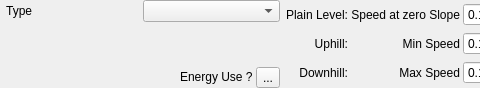
This is src/qmapshack/gis/trk/filter/IFilterSpeedCycle.ui in Maproom/qmapshack as Qt 5 draws it before an edit; both pictures show x 0 to 480 and y 0 to 88 of the 697 by 88 pixel window. The edited form follows.
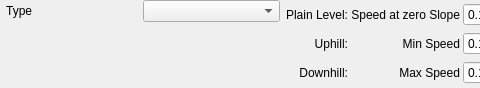
This is the edited form. Icons and pictures are not drawn.

Commit message: A next prototye based on an extra Filter.

```diff
--- a/src/qmapshack/gis/trk/filter/IFilterSpeedCycle.ui
+++ b/src/qmapshack/gis/trk/filter/IFilterSpeedCycle.ui
@@ -81,56 +81,6 @@
          </property>
         </spacer>
        </item>
-       <item>
-        <layout class="QHBoxLayout" name="horizontalLayout">
-         <item>
-          <spacer name="horizontalSpacer">
-           <property name="orientation">
-            <enum>Qt::Horizontal</enum>
-           </property>
-           <property name="sizeHint" stdset="0">
-            <size>
-             <width>40</width>
-             <height>20</height>
-            </size>
-           </property>
-          </spacer>
-         </item>
-         <item>
-          <widget class="QLabel" name="labelEnergy">
-           <property name="toolTip">
-            <string>&lt;html&gt;&lt;head/&gt;&lt;body&gt;&lt;p&gt;Der Energieverbrauch in Kilokalorien für die Durchführung des Tracks abhängig von der Geschwindigkeit, Steigung und den Energieparametern.&lt;/p&gt;&lt;p&gt;The energy use (consumption) in kilocalories for the performance of the track depending on the speed, slope and energy parameters.&lt;/p&gt;&lt;/body&gt;&lt;/html&gt;</string>
-           </property>
-           <property name="text">
-            <string>&lt;html&gt;&lt;head/&gt;&lt;body&gt;&lt;p&gt;Energy Use ?&lt;/p&gt;&lt;/body&gt;&lt;/html&gt;</string>
-           </property>
-          </widget>
-         </item>
-         <item>
-          <widget class="QToolButton" name="toolApplyEnergy">
-           <property name="toolTip">
-            <string>&lt;html&gt;&lt;head/&gt;&lt;body&gt;&lt;p&gt;Änderung der Parameter für die Berechnung des Energieverbrauchs bei den benutzerspezifischen Profiltypen.&lt;/p&gt;&lt;p&gt;Changing the parameters for calculating the energy use (consumption) for the custom profile types.&lt;/p&gt;&lt;/body&gt;&lt;/html&gt;</string>
-           </property>
-           <property name="text">
-            <string>...</string>
-           </property>
-           <property name="icon">
-            <iconset resource="../../../resources.qrc">
-             <normaloff>:/icons/32x32/Apply.png</normaloff>:/icons/32x32/Apply.png</iconset>
-           </property>
-           <property name="iconSize">
-            <size>
-             <width>16</width>
-             <height>16</height>
-            </size>
-           </property>
-           <property name="shortcut">
-            <string>Ctrl+Tab</string>
-           </property>
-          </widget>
-         </item>
-        </layout>
-       </item>
       </layout>
      </item>
      <item>
```
Left out of the diff: 4 changed lines with no effect on the pictures. The commit also changes 10 other files.
